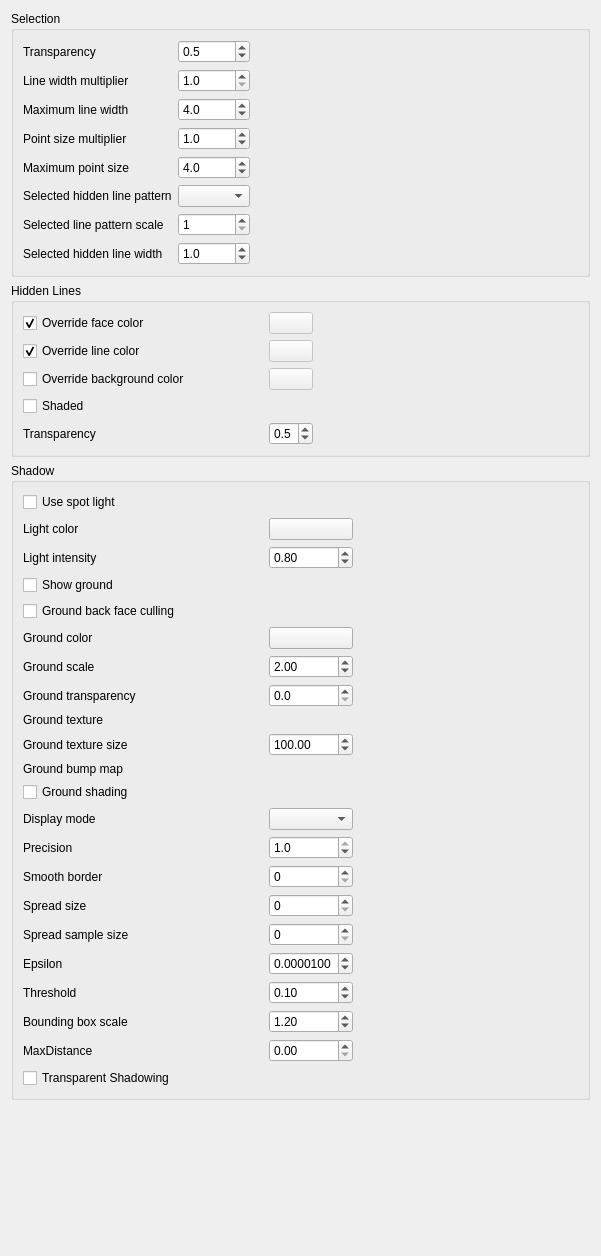
The window that src/Gui/DlgSettingsDrawStyles.ui (scottmudge/FreeCAD) describes before a commit, drawn with Qt 5.
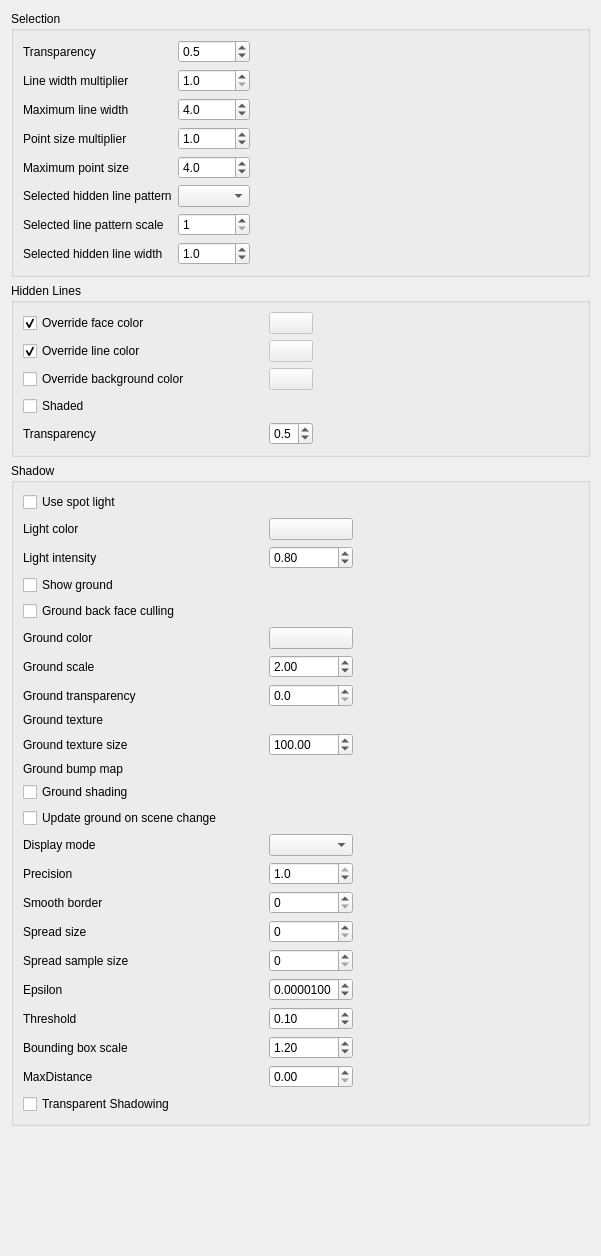
The same window after the commit. Custom widgets are drawn as their Qt base class.

Commit message: Gui: add option to auto adjust shadow ground on scene change

Patch:
```diff
--- a/src/Gui/DlgSettingsDrawStyles.ui
+++ b/src/Gui/DlgSettingsDrawStyles.ui
@@ -458,7 +458,7 @@
         <property name="spacing">
          <number>6</number>
         </property>
-        <item row="15" column="1">
+        <item row="16" column="1">
          <widget class="QSpinBox" name="ShadowSpreadSize">
           <property name="maximum">
            <number>1000000</number>
@@ -527,14 +527,14 @@
           </property>
          </widget>
         </item>
-        <item row="14" column="1">
+        <item row="15" column="1">
          <widget class="QSpinBox" name="ShadowSmoothBorder">
           <property name="maximum">
            <number>100</number>
           </property>
          </widget>
         </item>
-        <item row="19" column="1">
+        <item row="20" column="1">
          <widget class="QDoubleSpinBox" name="ShadowBoundBoxScale">
           <property name="minimum">
            <double>1.000000000000000</double>
@@ -547,14 +547,14 @@
           </property>
          </widget>
         </item>
-        <item row="13" column="0">
+        <item row="14" column="0">
          <widget class="QLabel" name="labelShadowPrecision">
           <property name="text">
            <string>Precision</string>
           </property>
          </widget>
         </item>
-        <item row="13" column="1">
+        <item row="14" column="1">
          <widget class="QDoubleSpinBox" name="ShadowPrecision">
           <property name="decimals">
            <number>1</number>
@@ -570,28 +570,28 @@
           </property>
          </widget>
         </item>
-        <item row="17" column="0">
+        <item row="18" column="0">
          <widget class="QLabel" name="labelShadowEpsilon">
           <property name="text">
            <string>Epsilon</string>
           </property>
          </widget>
         </item>
-        <item row="19" column="0">
+        <item row="20" column="0">
          <widget class="QLabel" name="labelShadowBoundBoxScale">
           <property name="text">
            <string>Bounding box scale</string>
           </property>
          </widget>
         </item>
-        <item row="18" column="0">
+        <item row="19" column="0">
          <widget class="QLabel" name="labelShadowThreshold">
           <property name="text">
            <string>Threshold</string>
           </property>
          </widget>
         </item>
-        <item row="18" column="1">
+        <item row="19" column="1">
          <widget class="QDoubleSpinBox" name="ShadowThreshold">
           <property name="maximum">
            <double>1.000000000000000</double>
@@ -618,7 +618,7 @@
           </property>
          </widget>
         </item>
-        <item row="14" column="0">
+        <item row="15" column="0">
          <widget class="QLabel" name="labelShadowSmoothBorder">
           <property name="text">
            <string>Smooth border</string>
@@ -659,7 +659,7 @@
           </property>
          </widget>
         </item>
-        <item row="16" column="1">
+        <item row="17" column="1">
          <widget class="QSpinBox" name="ShadowSpreadSampleSize">
           <property name="maximum">
            <number>7</number>
@@ -679,14 +679,14 @@
           </property>
          </widget>
         </item>
-        <item row="15" column="0">
+        <item row="16" column="0">
          <widget class="QLabel" name="labelShadowSpreadSize">
           <property name="text">
            <string>Spread size</string>
           </property>
          </widget>
         </item>
-        <item row="16" column="0">
+        <item row="17" column="0">
          <widget class="QLabel" name="labelShadowSpreadSampleSize">
           <property name="text">
            <string>Spread sample size</string>
@@ -706,7 +706,7 @@
           </property>
          </widget>
         </item>
-        <item row="17" column="1">
+        <item row="18" column="1">
          <widget class="QDoubleSpinBox" name="ShadowEpsilon">
           <property name="decimals">
            <number>7</number>
@@ -769,7 +769,7 @@
         <item row="10" column="1">
          <widget class="Gui::FileChooser" name="ShadowGroundBumpMap" native="true"/>
         </item>
-        <item row="20" column="1">
+        <item row="21" column="1">
          <widget class="QDoubleSpinBox" name="ShadowMaxDistance">
           <property name="maximum">
            <double>999999999.000000000000000</double>
@@ -779,7 +779,7 @@
           </property>
          </widget>
         </item>
-        <item row="20" column="0">
+        <item row="21" column="0">
          <widget class="QLabel" name="labelShadowMaxDistance">
           <property name="text">
            <string>MaxDistance</string>
@@ -806,23 +806,30 @@
           </property>
          </widget>
         </item>
-        <item row="12" column="1">
+        <item row="13" column="1">
          <widget class="QComboBox" name="ShadowDisplayMode"/>
         </item>
-        <item row="12" column="0">
+        <item row="13" column="0">
          <widget class="QLabel" name="labelShadowDisplayMode">
           <property name="text">
            <string>Display mode</string>
           </property>
          </widget>
         </item>
-        <item row="21" column="0">
+        <item row="22" column="0">
          <widget class="QCheckBox" name="ShadowTransparentShadow">
           <property name="text">
            <string>Transparent Shadowing</string>
           </property>
          </widget>
         </item>
+        <item row="12" column="0">
+         <widget class="QCheckBox" name="ShadowUpdateGround">
+          <property name="text">
+           <string>Update ground on scene change</string>
+          </property>
+         </widget>
+        </item>
        </layout>
       </item>
       <item row="0" column="1">
```
The commit also changes 3 other files.
